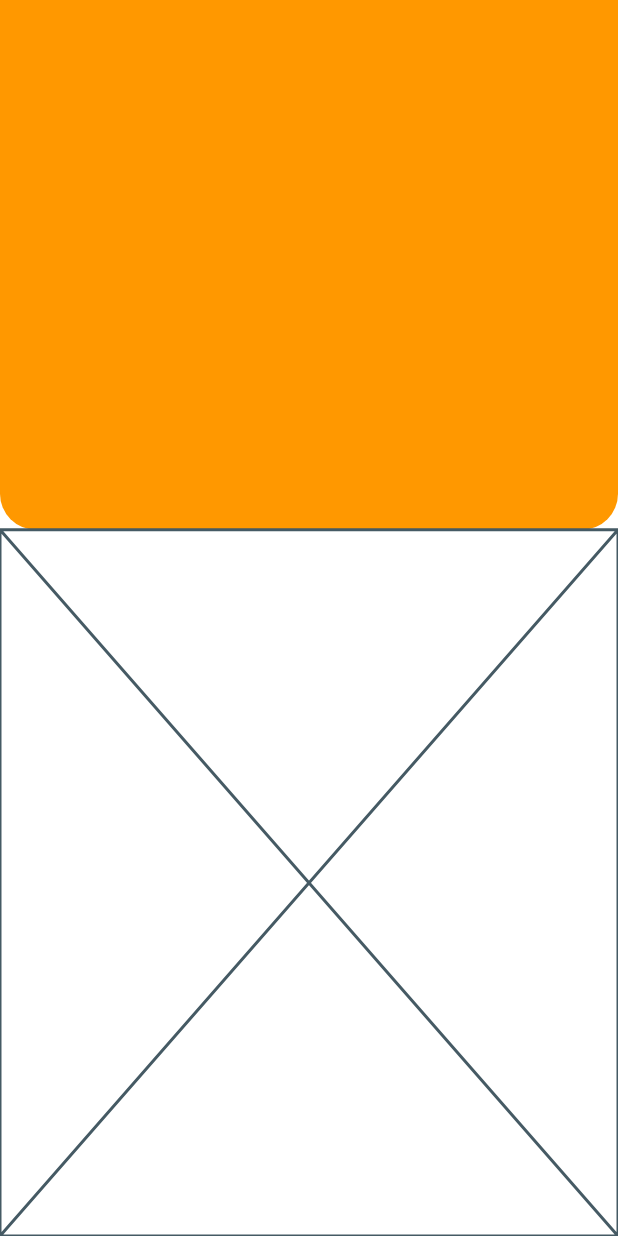
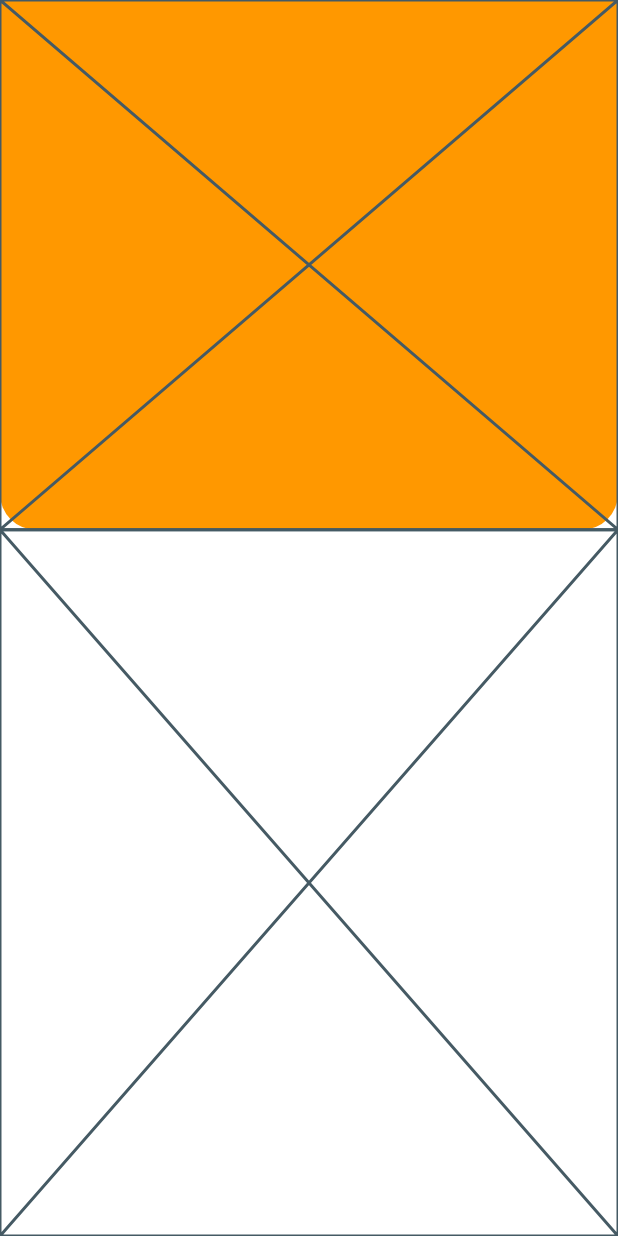
Before and after one commit to JAICHANGPARK/flutter_notebook_7th_story, a Flutter app: the screen it shows after launch, on a phone screen of 412 x 824 dp. Run offline on Flutter 3.47's test engine with Material 2 defaults, Android fonts, the phone set to English and light mode, and no system bars.

Commit message:
Update travel_main_page.dart

```diff
--- a/lib/ep500_travel_app/travel_main_page.dart
+++ b/lib/ep500_travel_app/travel_main_page.dart
@@ -31,6 +31,14 @@ class _TravelHomePageState extends State<TravelHomePage> {
                   bottomRight: Radius.circular(24)
                 )
               ),
+              child: Column(
+                children: [
+                  Expanded(
+                    child: Placeholder(),
+                  ),
+
+                ],
+              ),
             ),
           ),
           Expanded(
```
